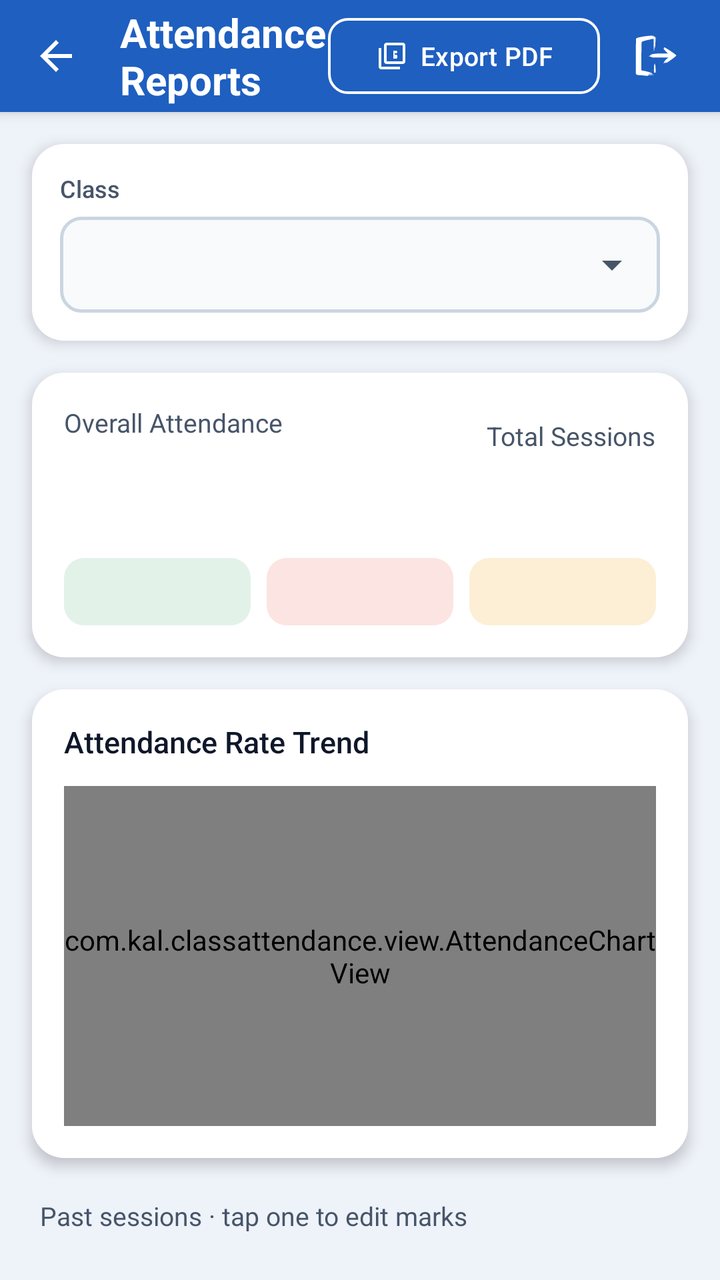
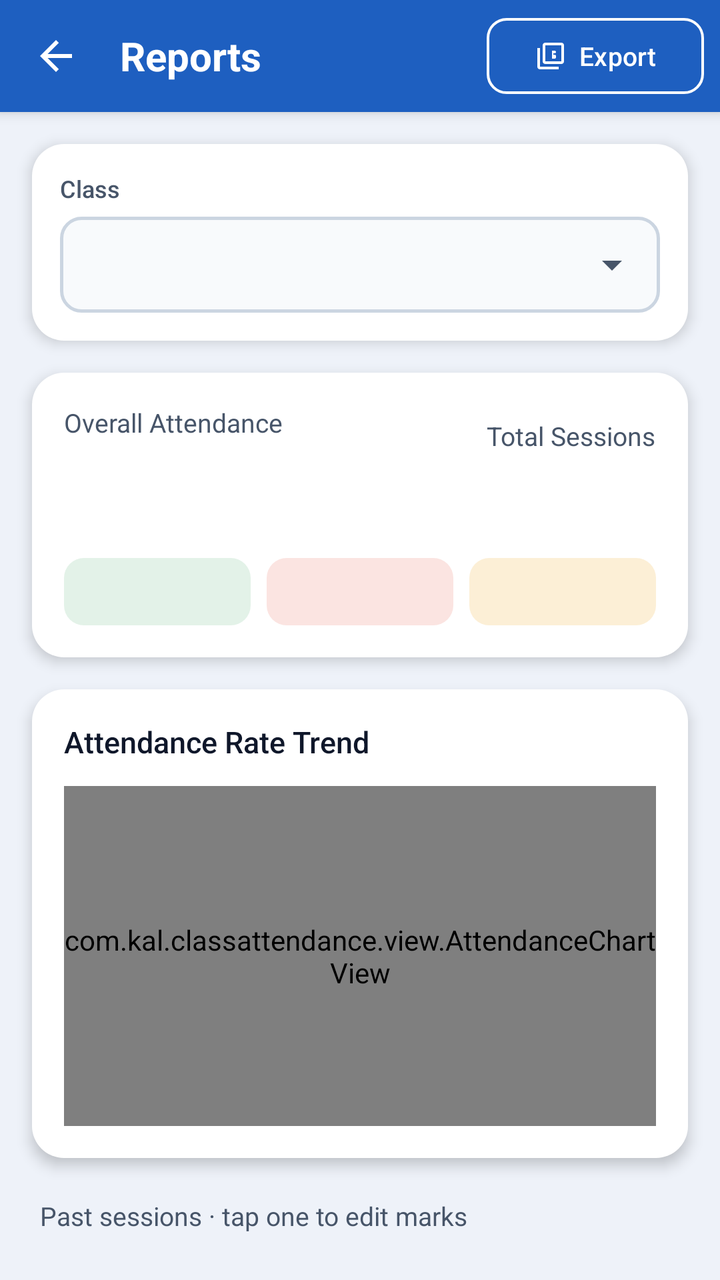

The first picture is an Android layout as it rendered before a commit; the second is the same layout after the commit. The layout source and the unified diff follow.
<!-- AndroidManifest.xml: application theme Theme.ClassAttendance -->
<!-- res/layout/reports.xml -->
<?xml version="1.0" encoding="utf-8"?>
<LinearLayout xmlns:android="http://schemas.android.com/apk/res/android"
    xmlns:app="http://schemas.android.com/apk/res-auto"
    xmlns:tools="http://schemas.android.com/tools"
    android:id="@+id/main"
    android:layout_width="match_parent"
    android:layout_height="match_parent"
    android:background="@drawable/screen_bg_white"
    android:orientation="vertical"
    tools:context=".ReportsActivity">

    
    <LinearLayout
        android:id="@+id/appBar"
        android:layout_width="match_parent"
        android:layout_height="56dp"
        android:background="@color/primary_blue"
        android:elevation="4dp"
        android:gravity="center_vertical"
        android:orientation="horizontal"
        android:paddingStart="4dp"
        android:paddingEnd="8dp">

        <ImageView
            android:id="@+id/btnBack"
            android:layout_width="48dp"
            android:layout_height="48dp"
            android:background="?attr/selectableItemBackgroundBorderless"
            android:clickable="true"
            android:contentDescription="@string/back_description"
            android:focusable="true"
            android:padding="12dp"
            android:src="@drawable/ic_arrow_back" />

        <TextView
            android:id="@+id/tvAppBarTitle"
            android:layout_width="0dp"
            android:layout_height="wrap_content"
            android:layout_marginStart="8dp"
            android:layout_weight="1"
            android:text="@string/reports_title"
            android:textColor="@color/white"
            android:textSize="20sp"
            android:textStyle="bold" />

        
        <com.google.android.material.button.MaterialButton
            android:id="@+id/btnExportPdf"
            style="?attr/materialButtonOutlinedStyle"
            android:layout_width="wrap_content"
            android:layout_height="38dp"
            android:insetTop="0dp"
            android:insetBottom="0dp"
            android:text="@string/export_pdf"
            android:textAllCaps="false"
            android:textColor="@color/white"
            android:textSize="13sp"
            app:cornerRadius="10dp"
            app:icon="@drawable/ic_pdf"
            app:iconPadding="6dp"
            app:iconSize="16dp"
            app:iconTint="@color/white"
            app:strokeColor="@color/white"
            app:strokeWidth="1.2dp" />

        <ImageView
            android:id="@+id/btnLogout"
            android:layout_width="48dp"
            android:layout_height="48dp"
            android:layout_marginStart="4dp"
            android:background="?attr/selectableItemBackgroundBorderless"
            android:clickable="true"
            android:contentDescription="@string/logout"
            android:focusable="true"
            android:padding="12dp"
            android:src="@drawable/ic_logout" />
    </LinearLayout>

    
    <ScrollView
        android:layout_width="match_parent"
        android:layout_height="0dp"
        android:layout_weight="1"
        android:background="@color/background_light"
        android:scrollbars="none">

        <LinearLayout
            android:layout_width="match_parent"
            android:layout_height="wrap_content"
            android:clipChildren="false"
            android:clipToPadding="false"
            android:orientation="vertical"
            android:padding="16dp">

            
            <LinearLayout
                android:id="@+id/cardFilter"
                android:layout_width="match_parent"
                android:layout_height="wrap_content"
                android:background="@drawable/card"
                android:elevation="4dp"
                android:orientation="vertical"
                android:padding="14dp">

                <TextView
                    android:layout_width="wrap_content"
                    android:layout_height="wrap_content"
                    android:fontFamily="sans-serif-medium"
                    android:text="@string/label_class"
                    android:textColor="@color/text_secondary"
                    android:textSize="12sp" />

                <Spinner
                    android:id="@+id/spClass"
                    android:layout_width="match_parent"
                    android:layout_height="48dp"
                    android:layout_marginTop="6dp"
                    android:background="@drawable/dropdown_box"
                    android:paddingStart="8dp"
                    android:paddingEnd="40dp"
                    android:theme="@style/ThemeOverlay.AppCompat.Light" />
            </LinearLayout>

            
            <LinearLayout
                android:id="@+id/cardKpi"
                android:layout_width="match_parent"
                android:layout_height="wrap_content"
                android:layout_marginTop="16dp"
                android:background="@drawable/card"
                android:elevation="4dp"
                android:orientation="vertical"
                android:padding="16dp">

                <LinearLayout
                    android:layout_width="match_parent"
                    android:layout_height="wrap_content"
                    android:gravity="center_vertical"
                    android:orientation="horizontal">

                    
                    <LinearLayout
                        android:layout_width="0dp"
                        android:layout_height="wrap_content"
                        android:layout_weight="1"
                        android:orientation="vertical">

                        <TextView
                            android:layout_width="wrap_content"
                            android:layout_height="wrap_content"
                            android:text="@string/overall_attendance"
                            android:textColor="@color/text_secondary"
                            android:textSize="13sp" />

                        <TextView
                            android:id="@+id/tvOverallRate"
                            android:layout_width="wrap_content"
                            android:layout_height="wrap_content"
                            android:layout_marginTop="2dp"
                            android:fontFamily="sans-serif-bold"
                            android:textColor="@color/primary_blue"
                            android:textSize="32sp" />
                    </LinearLayout>

                    
                    <LinearLayout
                        android:layout_width="wrap_content"
                        android:layout_height="wrap_content"
                        android:gravity="end"
                        android:orientation="vertical">

                        <TextView
                            android:layout_width="wrap_content"
                            android:layout_height="wrap_content"
                            android:text="@string/total_sessions"
                            android:textColor="@color/text_secondary"
                            android:textSize="13sp" />

                        <TextView
                            android:id="@+id/tvTotalSessionsCount"
                            android:layout_width="wrap_content"
                            android:layout_height="wrap_content"
                            android:layout_marginTop="2dp"
                            android:fontFamily="sans-serif-medium"
                            android:textColor="@color/text_primary"
                            android:textSize="22sp" />
                    </LinearLayout>
                </LinearLayout>

                
                <LinearLayout
                    android:layout_width="match_parent"
                    android:layout_height="wrap_content"
                    android:layout_marginTop="14dp"
                    android:orientation="horizontal">

                    <TextView
                        android:id="@+id/tvKpiPresent"
                        android:layout_width="0dp"
                        android:layout_height="wrap_content"
                        android:layout_marginEnd="4dp"
                        android:layout_weight="1"
                        android:background="@drawable/chip"
                        android:backgroundTint="@color/present_bg"
                        android:fontFamily="sans-serif-medium"
                        android:gravity="center"
                        android:paddingTop="8dp"
                        android:paddingBottom="8dp"
                        android:textColor="@color/present_text"
                        android:textSize="13sp" />

                    <TextView
                        android:id="@+id/tvKpiAbsent"
                        android:layout_width="0dp"
                        android:layout_height="wrap_content"
                        android:layout_marginStart="4dp"
                        android:layout_marginEnd="4dp"
                        android:layout_weight="1"
                        android:background="@drawable/chip"
                        android:backgroundTint="@color/absent_bg"
                        android:fontFamily="sans-serif-medium"
                        android:gravity="center"
                        android:paddingTop="8dp"
                        android:paddingBottom="8dp"
                        android:textColor="@color/absent_text"
                        android:textSize="13sp" />

                    <TextView
                        android:id="@+id/tvKpiLate"
                        android:layout_width="0dp"
                        android:layout_height="wrap_content"
                        android:layout_marginStart="4dp"
                        android:layout_weight="1"
                        android:background="@drawable/chip"
                        android:backgroundTint="@color/late_bg"
                        android:fontFamily="sans-serif-medium"
                        android:gravity="center"
                        android:paddingTop="8dp"
                        android:paddingBottom="8dp"
                        android:textColor="@color/late_text"
                        android:textSize="13sp" />
                </LinearLayout>
            </LinearLayout>

            
            <LinearLayout
                android:id="@+id/cardChart"
                android:layout_width="match_parent"
                android:layout_height="wrap_content"
                android:layout_marginTop="16dp"
                android:background="@drawable/card"
                android:elevation="4dp"
                android:orientation="vertical"
                android:padding="16dp">

                <TextView
                    android:layout_width="wrap_content"
                    android:layout_height="wrap_content"
                    android:fontFamily="sans-serif-medium"
                    android:text="@string/attendance_trend"
                    android:textColor="@color/text_primary"
                    android:textSize="15sp" />

                <com.kal.classattendance.view.AttendanceChartView
                    android:id="@+id/chartAttendance"
                    android:layout_width="match_parent"
                    android:layout_height="170dp"
                    android:layout_marginTop="12dp" />
            </LinearLayout>

            
            <TextView
                android:id="@+id/tvCaption"
                android:layout_width="wrap_content"
                android:layout_height="wrap_content"
                android:layout_marginStart="4dp"
                android:layout_marginTop="20dp"
                android:text="@string/reports_caption"
                android:textColor="@color/text_secondary"
                android:textSize="13sp" />

            
            <LinearLayout
                android:id="@+id/cardSessions"
                android:layout_width="match_parent"
                android:layout_height="wrap_content"
                android:layout_marginTop="8dp"
                android:background="@drawable/card"
                android:clipToOutline="true"
                android:divider="@drawable/divider"
                android:dividerPadding="16dp"
                android:elevation="4dp"
                android:orientation="vertical"
                android:showDividers="middle">

                <LinearLayout
                    android:id="@+id/listSessions"
                    android:layout_width="match_parent"
                    android:layout_height="wrap_content"
                    android:orientation="vertical" />
            </LinearLayout>

            
            <TextView
                android:id="@+id/tvEmptySessions"
                android:layout_width="match_parent"
                android:layout_height="wrap_content"
                android:layout_marginTop="24dp"
                android:gravity="center"
                android:padding="16dp"
                android:text="@string/no_sessions_recorded"
                android:textColor="@color/text_secondary"
                android:textSize="14sp"
                android:visibility="gone" />

        </LinearLayout>
    </ScrollView>

</LinearLayout>
<!-- resources referenced by this layout -->
<resources>
  <color name="absent_bg">#FBE4E1</color>
  <color name="absent_text">#A52A22</color>
  <color name="background_light">#EEF2F9</color>
  <color name="late_bg">#FCEFD6</color>
  <color name="late_text">#7A4B0B</color>
  <color name="present_bg">#E3F2E8</color>
  <color name="present_text">#1E6B3A</color>
  <color name="primary_blue">#1E5FC0</color>
  <color name="text_primary">#0F172A</color>
  <color name="text_secondary">#475569</color>
  <color name="white">#FFFFFFFF</color>
  <!-- drawable card (drawable) -->
  <?xml version="1.0" encoding="utf-8"?>
  <shape xmlns:android="http://schemas.android.com/apk/res/android"
      android:shape="rectangle">
      <solid android:color="@color/white" />
      <corners android:radius="16dp" />
  </shape>
  <!-- drawable chip (drawable) -->
  <?xml version="1.0" encoding="utf-8"?>
  <shape xmlns:android="http://schemas.android.com/apk/res/android"
      android:shape="rectangle">
      <solid android:color="@color/white" />
      <corners android:radius="10dp" />
  </shape>
  <!-- drawable divider (drawable) -->
  <?xml version="1.0" encoding="utf-8"?>
  <shape xmlns:android="http://schemas.android.com/apk/res/android"
      android:shape="rectangle">
      <size android:height="1dp" />
      <solid android:color="@color/divider_gray" />
  </shape>
  <!-- drawable ic_arrow_back (drawable) -->
  <?xml version="1.0" encoding="utf-8"?>
  <vector xmlns:android="http://schemas.android.com/apk/res/android"
      android:width="24dp"
      android:height="24dp"
      android:viewportWidth="24"
      android:viewportHeight="24">
      <path
          android:fillColor="@color/white"
          android:pathData="M20,11H7.83l5.59,-5.59L12,4l-8,8 8,8 1.41,-1.41L7.83,13H20v-2z" />
  </vector>
  <!-- drawable ic_logout: vector/xml drawable (drawable, 2308 chars, omitted) -->
  <string name="attendance_trend">Attendance Rate Trend</string>
  <string name="back_description">Back</string>
  <string name="export_pdf">Export PDF</string>
  <string name="label_class">Class</string>
  <string name="logout">Logout</string>
  <string name="no_sessions_recorded">No attendance sessions recorded yet for this selection.</string>
  <string name="overall_attendance">Overall Attendance</string>
  <string name="reports_caption">Past sessions · tap one to edit marks</string>
  <string name="reports_title">Attendance Reports</string>
  <string name="total_sessions">Total Sessions</string>
  <style name="Theme.ClassAttendance" parent="Base.Theme.ClassAttendance" />
  <color name="divider_gray">#D9DEE8</color>
  <color name="input_fill">#F8FAFC</color>
  <color name="border_gray">#CBD5E1</color>
  <!-- drawable ic_arrow_drop_down (drawable) -->
  <?xml version="1.0" encoding="utf-8"?>
  <vector xmlns:android="http://schemas.android.com/apk/res/android"
      android:width="24dp"
      android:height="24dp"
      android:viewportWidth="24"
      android:viewportHeight="24">
      <path
          android:fillColor="@color/text_secondary"
          android:pathData="M7,10l5,5 5,-5z" />
  </vector>
  <style name="Base.Theme.ClassAttendance" parent="Theme.Material3.DayNight.NoActionBar">
          
          <item name="colorPrimary">@color/primary_blue</item>
          <item name="materialCalendarTheme">@style/ThemeOverlay.App.DatePicker</item>
      </style>
  <style name="ThemeOverlay.App.DatePicker" parent="ThemeOverlay.Material3.MaterialCalendar">
          <item name="colorPrimary">@color/primary_blue</item>
          <item name="colorOnPrimary">@color/white</item>
          <item name="colorSurface">@color/white</item>
          <item name="colorOnSurface">@color/text_primary</item>
          <item name="colorOnSurfaceVariant">@color/text_secondary</item>
          <item name="shapeAppearanceCornerLarge">@style/ShapeAppearance.App.LargeComponent</item>
      </style>
  <style name="ShapeAppearance.App.LargeComponent" parent="ShapeAppearance.Material3.LargeComponent">
          <item name="cornerSize">24dp</item>
      </style>
  <!-- unchanged entries left out for length: 3 -->
</resources>

<!-- the commit's change to res/layout/reports.xml (unified diff, before → after) -->
@@ -62,18 +62,6 @@
             app:iconTint="@color/white"
             app:strokeColor="@color/white"
             app:strokeWidth="1.2dp" />
-
-        <ImageView
-            android:id="@+id/btnLogout"
-            android:layout_width="48dp"
-            android:layout_height="48dp"
-            android:layout_marginStart="4dp"
-            android:background="?attr/selectableItemBackgroundBorderless"
-            android:clickable="true"
-            android:contentDescription="@string/logout"
-            android:focusable="true"
-            android:padding="12dp"
-            android:src="@drawable/ic_logout" />
     </LinearLayout>
 
     
<!-- resource entries referenced after the edit -->
@@ -43,16 +43,14 @@
           android:fillColor="@color/white"
           android:pathData="M20,11H7.83l5.59,-5.59L12,4l-8,8 8,8 1.41,-1.41L7.83,13H20v-2z" />
   </vector>
-  <!-- drawable ic_logout: vector/xml drawable (drawable, 2308 chars, omitted) -->
   <string name="attendance_trend">Attendance Rate Trend</string>
   <string name="back_description">Back</string>
-  <string name="export_pdf">Export PDF</string>
+  <string name="export_pdf">Export</string>
   <string name="label_class">Class</string>
-  <string name="logout">Logout</string>
   <string name="no_sessions_recorded">No attendance sessions recorded yet for this selection.</string>
   <string name="overall_attendance">Overall Attendance</string>
   <string name="reports_caption">Past sessions · tap one to edit marks</string>
-  <string name="reports_title">Attendance Reports</string>
+  <string name="reports_title">Reports</string>
   <string name="total_sessions">Total Sessions</string>
   <style name="Theme.ClassAttendance" parent="Base.Theme.ClassAttendance" />
   <color name="divider_gray">#D9DEE8</color>
